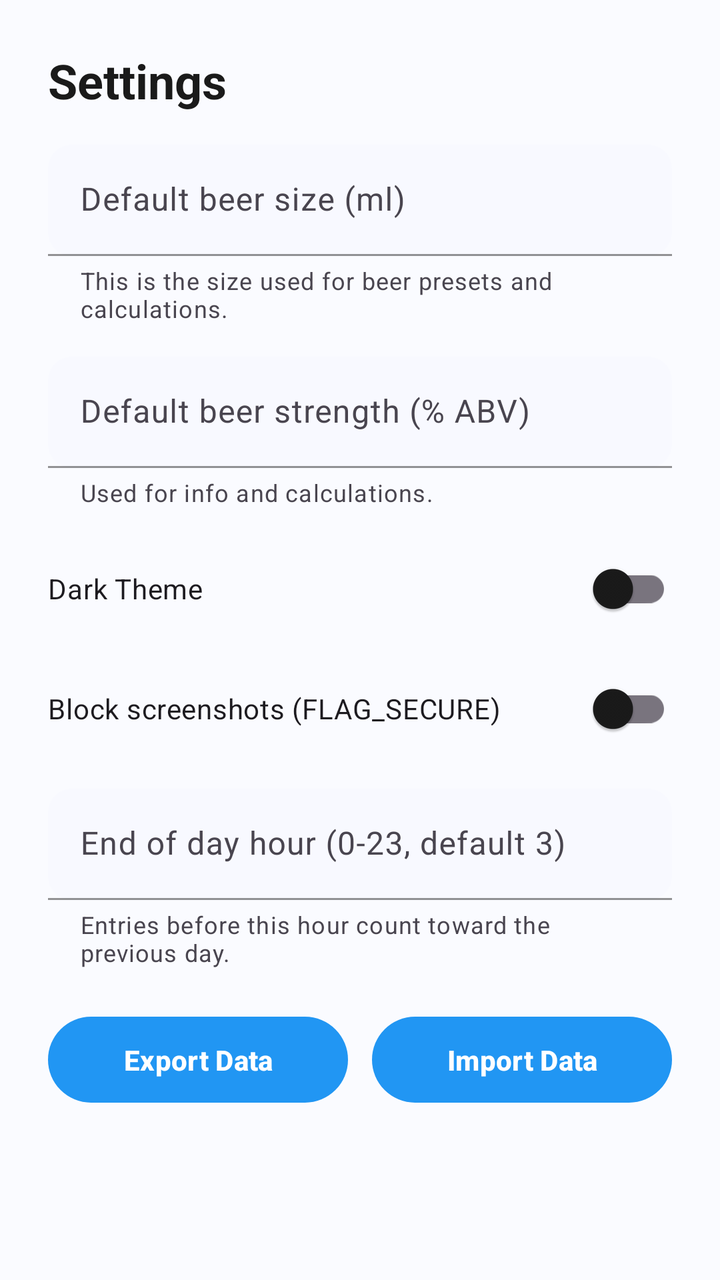
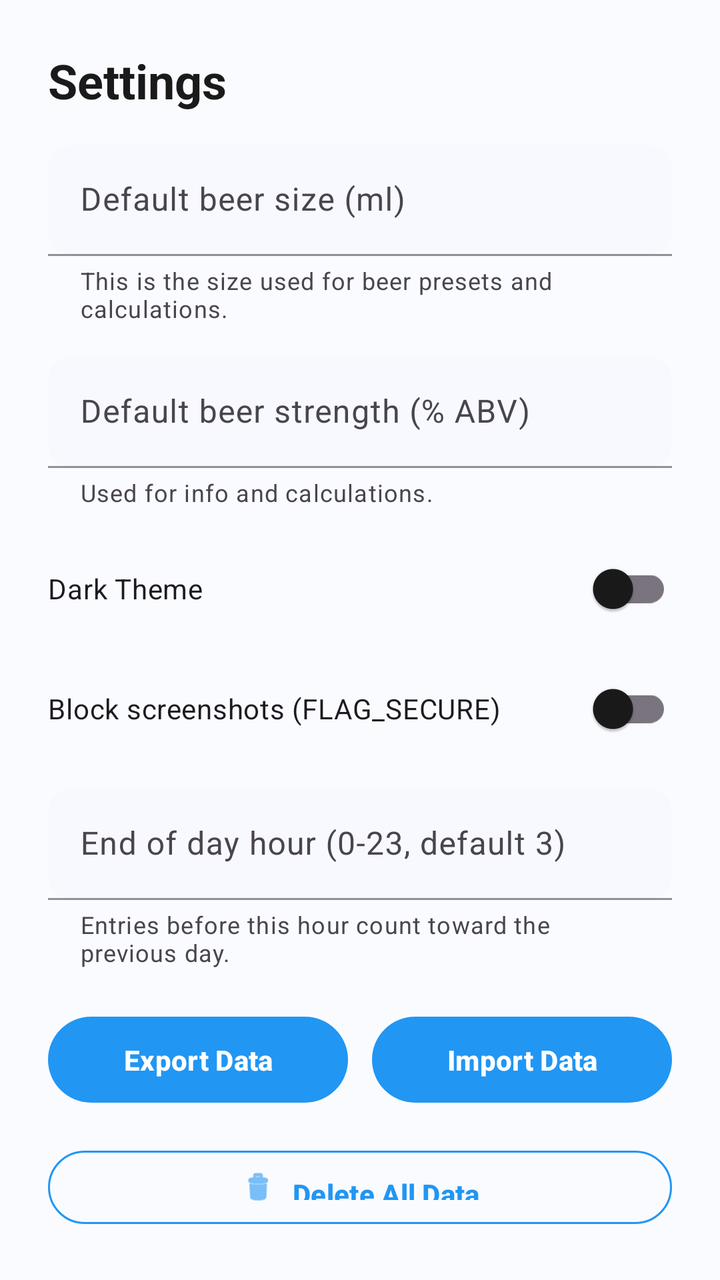

The first picture is an Android layout as it rendered before a commit; the second is the same layout after the commit. The layout source and the unified diff follow.
<!-- AndroidManifest.xml: application theme Theme.BrewLog -->
<!-- res/layout/dialog_settings.xml -->
<?xml version="1.0" encoding="utf-8"?>
<LinearLayout xmlns:android="http://schemas.android.com/apk/res/android"
    xmlns:app="http://schemas.android.com/apk/res-auto"
    android:layout_width="match_parent"
    android:layout_height="wrap_content"
    android:orientation="vertical"
    android:padding="24dp">

    <TextView
        android:layout_width="wrap_content"
        android:layout_height="wrap_content"
        android:text="Settings"
        android:textAppearance="@style/TextAppearance.BrewLog.Headline"
        android:layout_marginBottom="16dp" />

    <com.google.android.material.textfield.TextInputLayout
        android:id="@+id/beer_size_layout"
        android:layout_width="match_parent"
        android:layout_height="wrap_content"
        android:hint="Default beer size (ml)"
        app:helperText="This is the size used for beer presets and calculations."
        style="?attr/textInputStyle"
        android:layout_marginBottom="16dp">

        <com.google.android.material.textfield.TextInputEditText
            android:id="@+id/et_beer_size"
            android:layout_width="match_parent"
            android:layout_height="wrap_content"
            android:inputType="number"
            android:textColor="@color/text_on_surface" />
    </com.google.android.material.textfield.TextInputLayout>

    <com.google.android.material.textfield.TextInputLayout
        android:id="@+id/beer_strength_layout"
        android:layout_width="match_parent"
        android:layout_height="wrap_content"
        android:hint="Default beer strength (% ABV)"
        app:helperText="Used for info and calculations."
        style="?attr/textInputStyle">

        <com.google.android.material.textfield.TextInputEditText
            android:id="@+id/et_beer_strength"
            android:layout_width="match_parent"
            android:layout_height="wrap_content"
            android:inputType="numberDecimal"
            android:textColor="@color/text_on_surface" />
    </com.google.android.material.textfield.TextInputLayout>

    <com.google.android.material.switchmaterial.SwitchMaterial
        android:id="@+id/switch_theme"
        android:layout_width="match_parent"
        android:layout_height="wrap_content"
        android:text="Dark Theme"
        android:layout_marginTop="16dp"/>

    <com.google.android.material.switchmaterial.SwitchMaterial
        android:id="@+id/switch_secure"
        android:layout_width="match_parent"
        android:layout_height="wrap_content"
        android:text="Block screenshots (FLAG_SECURE)"
        android:layout_marginTop="12dp"/>

    <com.google.android.material.textfield.TextInputLayout
        android:id="@+id/eod_layout"
        android:layout_width="match_parent"
        android:layout_height="wrap_content"
        android:layout_marginTop="16dp"
        android:hint="End of day hour (0-23, default 3)"
        app:helperText="Entries before this hour count toward the previous day.">

        <com.google.android.material.textfield.TextInputEditText
            android:id="@+id/et_end_of_day"
            android:layout_width="match_parent"
            android:layout_height="wrap_content"
            android:inputType="number"
            android:textColor="@color/text_on_surface" />
    </com.google.android.material.textfield.TextInputLayout>

    <LinearLayout
        android:layout_width="match_parent"
        android:layout_height="wrap_content"
        android:orientation="horizontal"
        android:layout_marginTop="20dp">

        <com.google.android.material.button.MaterialButton
            android:id="@+id/btn_export"
            android:layout_width="0dp"
            android:layout_height="wrap_content"
            android:layout_weight="1"
            android:text="Export Data" />

        <com.google.android.material.button.MaterialButton
            android:id="@+id/btn_import"
            android:layout_width="0dp"
            android:layout_height="wrap_content"
            android:layout_weight="1"
            android:layout_marginStart="12dp"
            android:text="Import Data" />
    </LinearLayout>

</LinearLayout>
<!-- resources referenced by this layout -->
<resources>
  <color name="text_on_surface">#1A1A1A</color>
  <style name="TextAppearance.BrewLog.Headline" parent="TextAppearance.Material3.HeadlineMedium">
          <item name="android:textColor">@color/text_primary</item>
          <item name="android:textSize">24sp</item>
          <item name="android:textStyle">bold</item>
      </style>
  <color name="text_primary">#1A1A1A</color>
  <color name="blue_500">#2196F3</color>
  <color name="blue_700">#1976D2</color>
  <color name="white">#FFFFFF</color>
  <color name="accent">#03DAC6</color>
  <color name="accent_dark">#018786</color>
  <color name="black">#000000</color>
  <color name="background">#FAFBFF</color>
  <color name="surface">#FFFFFF</color>
  <color name="surface_variant">#F5F7FF</color>
  <color name="text_secondary">#666666</color>
  <color name="text_hint">#BDBDBD</color>
  <color name="card_background">#FFFFFF</color>
  <style name="Widget.BrewLog.Button" parent="Widget.Material3.Button">
          <item name="android:textColor">@color/white</item>
          <item name="backgroundTint">@color/blue_500</item>
          <item name="cornerRadius">24dp</item>
          <item name="android:paddingStart">24dp</item>
          <item name="android:paddingEnd">24dp</item>
          <item name="android:paddingTop">12dp</item>
          <item name="android:paddingBottom">12dp</item>
          <item name="android:textSize">14sp</item>
          <item name="android:textStyle">bold</item>
      </style>
  <style name="Widget.BrewLog.Button.Outlined" parent="Widget.Material3.Button.OutlinedButton">
          <item name="android:textColor">@color/blue_500</item>
          <item name="strokeColor">@color/blue_500</item>
          <item name="cornerRadius">24dp</item>
          <item name="android:paddingStart">24dp</item>
          <item name="android:paddingEnd">24dp</item>
          <item name="android:paddingTop">12dp</item>
          <item name="android:paddingBottom">12dp</item>
          <item name="android:textSize">14sp</item>
          <item name="android:textStyle">bold</item>
      </style>
  <style name="Widget.BrewLog.TextInputLayout.OutlinedBox" parent="Widget.Material3.TextInputLayout.OutlinedBox">
          <item name="boxBackgroundMode">filled</item>
          <item name="boxBackgroundColor">@color/input_background</item>
          <item name="boxCornerRadiusBottomEnd">12dp</item>
          <item name="boxCornerRadiusBottomStart">12dp</item>
          <item name="boxCornerRadiusTopEnd">12dp</item>
          <item name="boxCornerRadiusTopStart">12dp</item>
          <item name="boxStrokeColor">@color/blue_500</item>
          <item name="hintTextColor">@color/blue_500</item>
      </style>
  <color name="input_background">#F8F9FF</color>
</resources>

<!-- the commit's change to res/layout/dialog_settings.xml (unified diff, before → after) -->
@@ -98,4 +98,15 @@
             android:text="Import Data" />
     </LinearLayout>
 
+    <com.google.android.material.button.MaterialButton
+        android:id="@+id/btn_delete_all"
+        android:layout_width="match_parent"
+        android:layout_height="wrap_content"
+        android:layout_marginTop="16dp"
+        android:text="Delete All Data"
+        style="@style/Widget.BrewLog.Button.Outlined"
+        app:icon="@android:drawable/ic_menu_delete"
+        app:iconGravity="textStart"
+        app:iconPadding="8dp"/>
+
 </LinearLayout>
<!-- resource entries referenced after the edit -->
@@ -4,6 +4,17 @@
   <style name="TextAppearance.BrewLog.Headline" parent="TextAppearance.Material3.HeadlineMedium">
           <item name="android:textColor">@color/text_primary</item>
           <item name="android:textSize">24sp</item>
+          <item name="android:textStyle">bold</item>
+      </style>
+  <style name="Widget.BrewLog.Button.Outlined" parent="Widget.Material3.Button.OutlinedButton">
+          <item name="android:textColor">@color/blue_500</item>
+          <item name="strokeColor">@color/blue_500</item>
+          <item name="cornerRadius">24dp</item>
+          <item name="android:paddingStart">24dp</item>
+          <item name="android:paddingEnd">24dp</item>
+          <item name="android:paddingTop">12dp</item>
+          <item name="android:paddingBottom">12dp</item>
+          <item name="android:textSize">14sp</item>
           <item name="android:textStyle">bold</item>
       </style>
   <color name="text_primary">#1A1A1A</color>
@@ -30,17 +41,6 @@
           <item name="android:textSize">14sp</item>
           <item name="android:textStyle">bold</item>
       </style>
-  <style name="Widget.BrewLog.Button.Outlined" parent="Widget.Material3.Button.OutlinedButton">
-          <item name="android:textColor">@color/blue_500</item>
-          <item name="strokeColor">@color/blue_500</item>
-          <item name="cornerRadius">24dp</item>
-          <item name="android:paddingStart">24dp</item>
-          <item name="android:paddingEnd">24dp</item>
-          <item name="android:paddingTop">12dp</item>
-          <item name="android:paddingBottom">12dp</item>
-          <item name="android:textSize">14sp</item>
-          <item name="android:textStyle">bold</item>
-      </style>
   <style name="Widget.BrewLog.TextInputLayout.OutlinedBox" parent="Widget.Material3.TextInputLayout.OutlinedBox">
           <item name="boxBackgroundMode">filled</item>
           <item name="boxBackgroundColor">@color/input_background</item>
